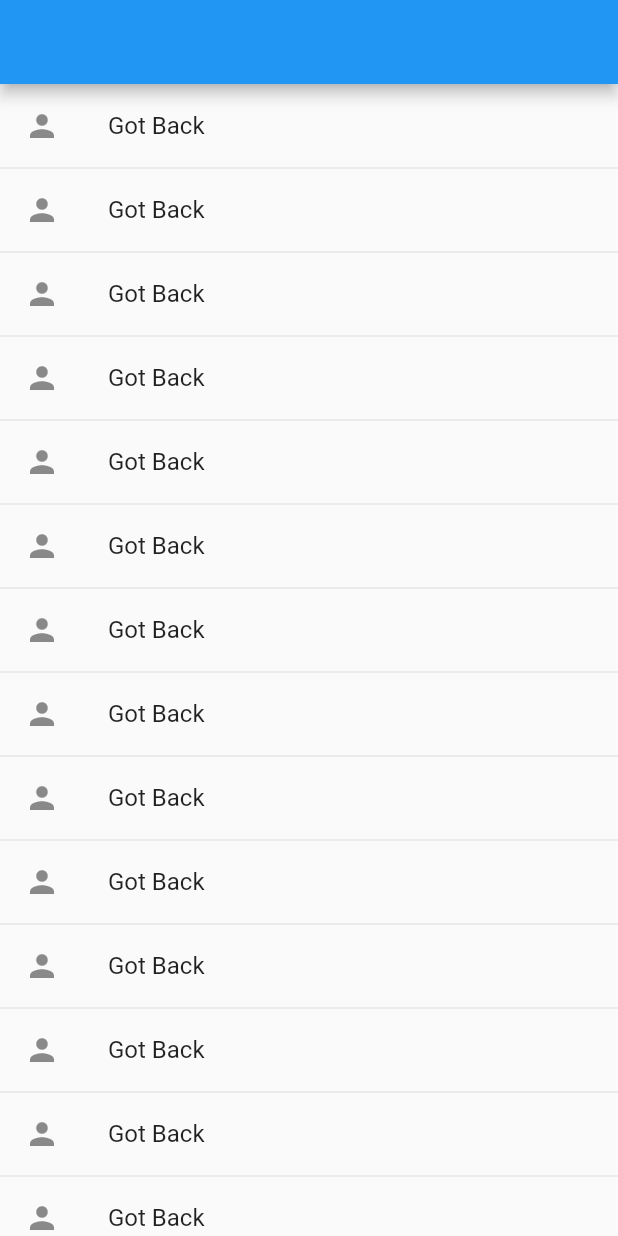
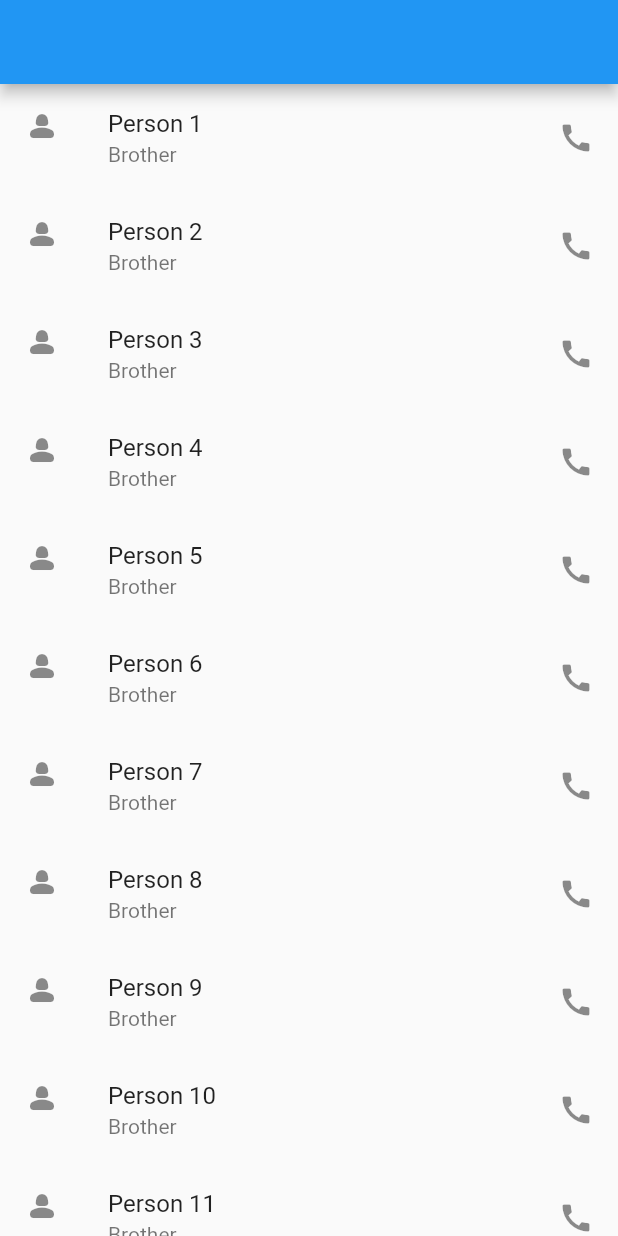
Before and after one commit to jadhavdurgesh/Flutter-widgets, a Flutter app: the screen it shows after launch, on a phone screen of 412 x 824 dp. Run offline on Flutter 3.47's test engine with Material 2 defaults, Android fonts, the phone set to English and light mode, and no system bars.

Commit message:
lsitview.builder done

```diff
--- a/lib/main.dart
+++ b/lib/main.dart
@@ -15,7 +15,8 @@
 // import 'package:all_about_widgets/widgets/List%20widget/listview_widget.dart';
 // import 'package:all_about_widgets/widgets/about_list_tile_widget.dart';
 // import 'package:all_about_widgets/widgets/single_child_scrollview_widget.dart';
-import 'package:all_about_widgets/widgets/listtile.dart';
+// import 'package:all_about_widgets/widgets/List%20widget/listtile.dart';
+import 'package:all_about_widgets/widgets/List%20widget/listview.builder.dart';
 import 'package:flutter/material.dart';
 
 // import 'widgets/verticaldivider_widget.dart';
@@ -53,7 +54,7 @@ class MyApp extends StatelessWidget {
         // is not restarted.
         primarySwatch: Colors.blue,
       ),
-      home: const ListTileWidget(),
+      home: const ListViewBuilderWidget(),
     );
   }
 }
--- /dev/null
+++ b/lib/widgets/List widget/listview.builder.dart
@@ -0,0 +1,32 @@
+import 'package:flutter/material.dart';
+
+class ListViewBuilderWidget extends StatefulWidget {
+  const ListViewBuilderWidget({super.key});
+
+  @override
+  State<ListViewBuilderWidget> createState() => _ListViewBuilderWidgetState();
+}
+
+class _ListViewBuilderWidgetState extends State<ListViewBuilderWidget> {
+  @override
+  Widget build(BuildContext context) {
+
+    final person = List<String>.generate(50, (i) => 'Person $i');
+
+    return Scaffold(
+      appBar: AppBar(),
+      body: ListView.builder(
+        itemCount: person.length,
+        itemBuilder: (BuildContext context, int index) {
+          return ListTile(
+            leading: const Icon(Icons.person_2_rounded),
+            trailing: const Icon(Icons.call),
+            // title: Text('Person ${index+1}'),
+            title: Text(person[index + 1]),
+            subtitle: const Text('Brother'),
+          );
+        },
+      ),
+    );
+  }
+}
```
Also changed, not shown: lib/widgets/List widget/listtile.dart (renamed from lib/widgets/listtile.dart).
